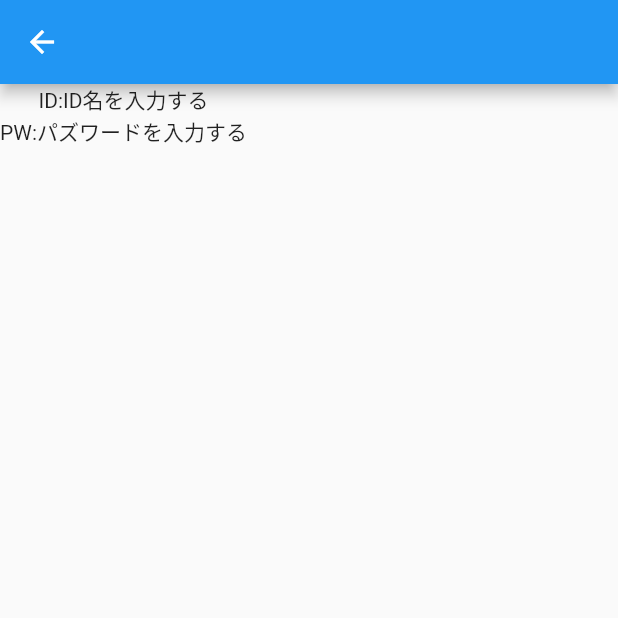
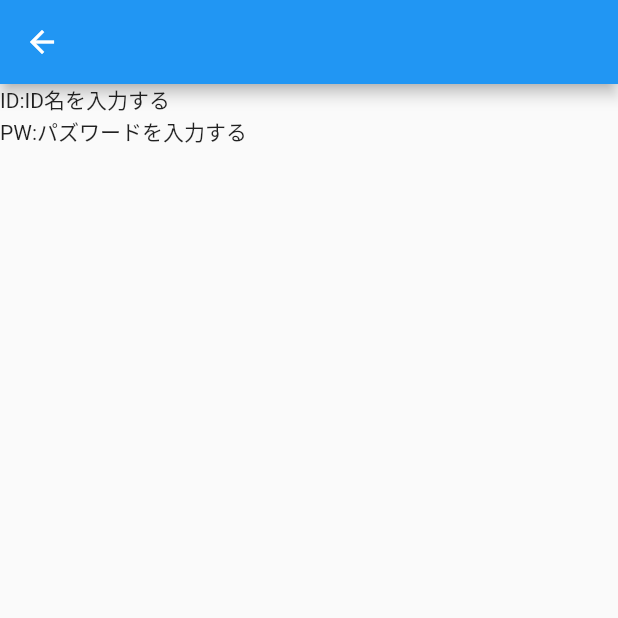
Before and after one commit to okatoku331/todo_list, a Flutter app: the NextPage screen opened directly, on a phone screen of 412 x 824 dp, the top half of it. Run offline on Flutter 3.47's test engine with Material 2 defaults, Android fonts, the phone set to English and light mode, and no system bars.

Commit message:
第13版　NextPage/ crossAxisAlignment: CrossAxisAlignment.start,

```diff
--- a/lib/next_page.dart
+++ b/lib/next_page.dart
@@ -12,10 +12,10 @@ class _NextPageState extends State<NextPage> {
   @override
   Widget build(BuildContext context) {
     return Scaffold(
-      appBar: AppBar(),
-      body: Column(
-        children: [Text('ID:ID名を入力する'), Text('PW:パズワードを入力する')],
-      ),
-    );
+        appBar: AppBar(),
+        body: Column(
+          crossAxisAlignment: CrossAxisAlignment.start,
+          children: [Text('ID:ID名を入力する'), Text('PW:パズワードを入力する')],
+        ));
   }
 }
```
